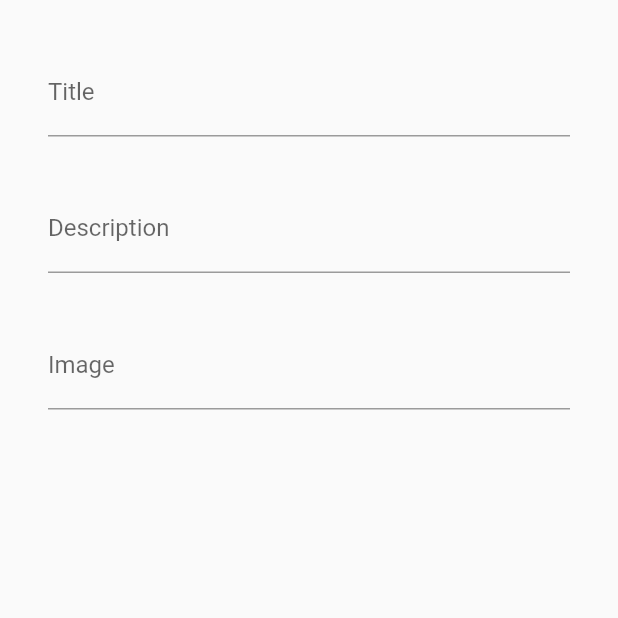
After one commit to singh1aryan/Intro-to-Flutter, a Flutter app: the AddHome screen opened directly, on a phone screen of 412 x 824 dp, the top half of it. The commit adds this screen. Run offline on Flutter 3.47's test engine with Material 2 defaults, Android fonts, the phone set to English and light mode, and no system bars; our stand-ins replace cloud_firestore, firebase_messaging; accounts and stored records are empty.

Commit message:
add-recipe

```diff
--- /dev/null
+++ b/lib/add_new.dart
@@ -0,0 +1,82 @@
+import 'package:flutter/material.dart';
+import 'package:cloud_firestore/cloud_firestore.dart';
+import 'model/recipe.dart';
+
+Firestore db = Firestore.instance;
+Future<Recipe> createNote(String title, String description, List<String> comments) async {
+  final TransactionHandler createTransaction = (Transaction tx) async {
+    final DocumentSnapshot ds = await tx.get(db.collection('recipes').document());
+
+    var dataMap = new Map<String, dynamic>();
+    dataMap['title'] = '_title';
+    dataMap['description'] = '_description';
+    dataMap['image'] = '';
+    dataMap['likes'] = 0;
+    dataMap['views'] = 0;
+    dataMap['comments'] =
+
+
+    await tx.set(ds.reference, dataMap);
+    return dataMap;
+  };
+
+  return Firestore.instance.runTransaction(createTransaction).then((mapData) {
+    return Recipe.fromMap(mapData);
+  }).catchError((error) {
+    print('error: $error');
+    return null;
+  });
+}
+
+class Add extends StatelessWidget{
+  @override
+  Widget build(BuildContext context) {
+    // TODO: implement build
+    return MaterialApp(
+      debugShowCheckedModeBanner: false,
+      home: AddHome(),
+    );
+  }
+}
+
+class AddHome extends StatefulWidget{
+  @override
+  State<StatefulWidget> createState() {
+    // TODO: implement createState
+    return new _AddHomeState();
+  }
+}
+
+class _AddHomeState extends State<AddHome>{
+  @override
+  Widget build(BuildContext context) {
+    // TODO: implement build
+    return Scaffold(
+      resizeToAvoidBottomPadding: false,
+      body: Column(
+        children: <Widget>[
+          Padding(
+            padding: EdgeInsets.fromLTRB(32.0, 32.0, 32.0, 0),
+            child: TextFormField(
+              decoration: InputDecoration(labelText: 'Title'),
+            ),
+          ),
+          Padding(
+            padding: EdgeInsets.fromLTRB(32.0, 32.0, 32.0, 0),
+            child: TextFormField(
+              decoration: InputDecoration(
+                labelText: 'Description',
+              ),
+            ),
+          ),
+          Padding(
+            padding: EdgeInsets.fromLTRB(32.0, 32.0, 32.0, 0),
+            child: TextFormField(
+              decoration: InputDecoration(labelText: 'Image'),
+            ),
+          )
+        ],
+      ),
+    );
+  }
+}
--- a/lib/bottomNavigation.dart
+++ b/lib/bottomNavigation.dart
@@ -1,5 +1,6 @@
 import 'package:flutter/material.dart';
 import 'home.dart';
+import 'add_new.dart';
 
 class App extends StatelessWidget{
   @override
@@ -21,7 +22,7 @@ class _BottomNavigationState extends State<BottomNavigation>{
   int _currentIndex = 0;
   final List<Widget> _children = [
     Home(),
-    Home(),
+    Add(),
     Home()
   ];
 
--- a/lib/home.dart
+++ b/lib/home.dart
@@ -2,7 +2,6 @@ import 'package:cloud_firestore/cloud_firestore.dart';
 import 'package:flutter/material.dart';
 import 'model/recipe.dart';
 import 'package:easy_recipe/UI/asymmetric_view.dart';
-import 'firebase_notification_handler.dart';
 import 'package:firebase_messaging/firebase_messaging.dart';
 
 class Home extends StatelessWidget {
```
Also changed, not shown: lib/firebase_notification_handler.dart (deleted, +0 -42 lines), 1 other file.
